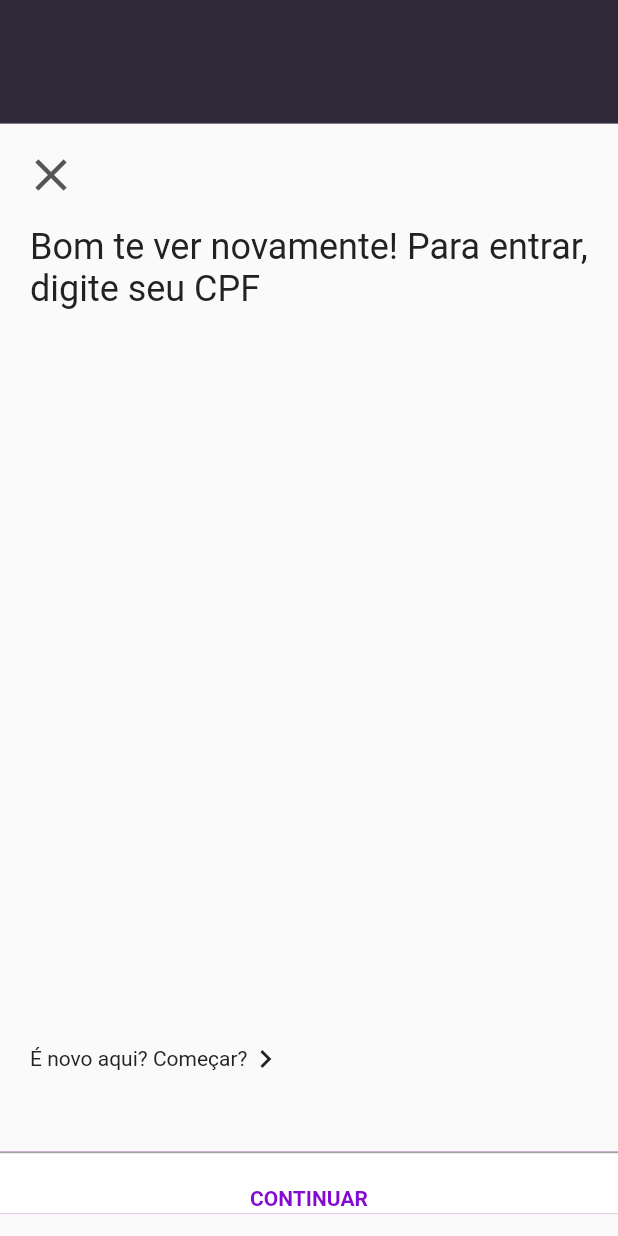
After one commit to G4Camp/appbank, a Flutter app: the screen it shows after launch, after a tap on "Entrar na minha conta", on a phone screen of 412 x 824 dp. The commit adds this screen. Run offline on Flutter 3.47's test engine with Material 2 defaults, Android fonts, the phone set to English and light mode, and no system bars; drawn by our look-alikes of auto_size_text; our stand-ins replace bloc, get, get_it.

Commit message:
feat: pagina de cpf

```diff
--- a/lib/core/constants/app_bank_labels.dart
+++ b/lib/core/constants/app_bank_labels.dart
@@ -2,4 +2,8 @@ class AppBankLabels {
   static String umMundo = "Um mundo financeiro sem complexidades";
   static String start = "Começar";
   static String login = "Entrar na minha conta";
+  static String qualSeuCpf =
+      "Bom te ver novamente! Para entrar, digite seu CPF";
+  static String continueLabel = "Continuar";
+  static String isNewHere = "É novo aqui? Começar?";
 }
--- a/lib/core/routes/routes.dart
+++ b/lib/core/routes/routes.dart
@@ -1,10 +1,16 @@
 import 'package:appbank/features/auth/presentation/pages/initial_page.dart';
+import 'package:appbank/features/auth/presentation/pages/login_cpf_page.dart';
+import 'package:appbank/features/auth/presentation/pages/password_page.dart';
 import 'package:get/route_manager.dart';
 
 class AppBankRoutes {
   static String initialRoute = '/';
+  static String loginCpf = '/login/cpf';
+  static String loginPassword = '/login/password';
 
   static List<GetPage> routes = [
     GetPage(name: initialRoute, page: () => const IntialPage()),
+    GetPage(name: loginCpf, page: () => const LoginCpfPage()),
+    GetPage(name: loginPassword, page: () => const PasswordPage()),
   ];
 }
--- a/lib/core/themes/app_bank_theme.dart
+++ b/lib/core/themes/app_bank_theme.dart
@@ -15,6 +15,10 @@ class AppBAnkTheme {
           fontWeight: FontWeight.w400,
           letterSpacing: 1.9,
         ),
-    ),
+        headline2: TextStyle(
+          color: Color.fromARGB(255, 34, 34, 34),
+          fontSize: 24,
+          fontWeight: FontWeight.w400,
+        )),
   );
 }
--- /dev/null
+++ b/lib/core/widgets/buttons/bottom_button.dart
@@ -0,0 +1,45 @@
+import 'package:flutter/material.dart';
+
+class AppBankBottomButton extends StatelessWidget {
+  final void Function()? onPressed;
+  final String title;
+  final double width;
+  final double height;
+  const AppBankBottomButton(
+      {Key? key,
+      this.onPressed,
+      required this.title,
+      required this.height,
+      required this.width})
+      : super(key: key);
+
+  @override
+  Widget build(BuildContext context) {
+    return InkWell(
+      onTap: onPressed,
+      child: Container(
+        padding: const EdgeInsets.only(top: 20),
+        width: width,
+        height: height,
+        alignment: Alignment.center,
+        decoration: const BoxDecoration(
+          border: Border(
+            top: BorderSide(
+              width: 1,
+              color: Color.fromARGB(255, 160, 160, 160),
+            ),
+          ),
+          color: Colors.white,
+        ),
+        child: Text(
+          title.toUpperCase(),
+          style: TextStyle(
+            fontSize: 14,
+            fontWeight: FontWeight.w700,
+            color: Theme.of(context).primaryColor,
+          ),
+        ),
+      ),
+    );
+  }
+}
--- /dev/null
+++ b/lib/core/widgets/buttons/link_button.dart
@@ -0,0 +1,44 @@
+import 'package:flutter/material.dart';
+
+class AppBankLinkButton extends StatelessWidget {
+  final Function()? onPressed;
+  final String title;
+  final MainAxisAlignment? mainAxisAlignment;
+  final Color? titleColor;
+  final FontWeight? fontWeight;
+  const AppBankLinkButton(
+      {Key? key,
+      this.onPressed,
+      required this.title,
+      this.mainAxisAlignment,
+      this.titleColor,
+      this.fontWeight})
+      : super(key: key);
+
+  @override
+  Widget build(BuildContext context) {
+    return Material(
+      color: Colors.transparent,
+      child: InkWell(
+        onTap: onPressed,
+        child: Row(
+          mainAxisAlignment: mainAxisAlignment ?? MainAxisAlignment.center,
+          children: [
+            Text(
+              title,
+              style: TextStyle(
+                color: titleColor ?? Colors.white,
+                fontWeight: fontWeight ?? FontWeight.w700,
+                fontSize: 14,
+              ),
+            ),
+            Icon(
+              Icons.chevron_right,
+              color: titleColor ?? Colors.white,
+            )
+          ],
+        ),
+      ),
+    );
+  }
+}
--- /dev/null
+++ b/lib/core/widgets/fields/auth_field.dart
@@ -0,0 +1,18 @@
+import 'package:flutter/material.dart';
+
+class AuthField extends StatelessWidget {
+  final TextEditingController controller;
+
+  const AuthField({Key? key, required this.controller}) : super(key: key);
+
+  @override
+  Widget build(BuildContext context) {
+    return TextFormField(
+      controller: controller,
+      cursorColor: Theme.of(context).primaryColor,
+      decoration: const InputDecoration(
+        border: InputBorder.none,
+      ),
+    );
+  }
+}
--- /dev/null
+++ b/lib/features/auth/presentation/bloc/auth_bloc.dart
@@ -0,0 +1,20 @@
+import 'package:appbank/core/routes/routes.dart';
+import 'package:bloc/bloc.dart';
+import 'package:get/route_manager.dart';
+
+part 'auth_event.dart';
+part 'auth_state.dart';
+
+class AuthBloc extends Bloc<AuthEvent, AuthState> {
+  AuthBloc() : super(AuthInitial()) {
+    on<InitLogin>((event, emit) {
+      Get.toNamed(AppBankRoutes.loginCpf);
+    });
+    on<PopEvent>((event, emit) {
+      Get.back();
+    });
+    on<SetPassword>((event, emit) {
+      Get.toNamed(AppBankRoutes.loginPassword);
+    });
+  }
+}
--- /dev/null
+++ b/lib/features/auth/presentation/bloc/auth_event.dart
@@ -0,0 +1,9 @@
+part of 'auth_bloc.dart';
+
+abstract class AuthEvent {}
+
+class InitLogin extends AuthEvent {}
+
+class PopEvent extends AuthEvent {}
+
+class SetPassword extends AuthEvent {}
--- /dev/null
+++ b/lib/features/auth/presentation/bloc/auth_state.dart
@@ -0,0 +1,5 @@
+part of 'auth_bloc.dart';
+
+abstract class AuthState {}
+
+class AuthInitial extends AuthState {}
--- a/lib/features/auth/presentation/pages/initial_page.dart
+++ b/lib/features/auth/presentation/pages/initial_page.dart
@@ -1,7 +1,9 @@
 import 'package:appbank/core/constants/app_bank_images.dart';
 import 'package:appbank/core/constants/app_bank_labels.dart';
-import 'package:appbank/core/widgets/buttons/login_button.dart';
+import 'package:appbank/core/widgets/buttons/link_button.dart';
 import 'package:appbank/core/widgets/buttons/register_button.dart';
+import 'package:appbank/features/auth/presentation/bloc/auth_bloc.dart';
+import 'package:appbank/injection.dart';
 import 'package:auto_size_text/auto_size_text.dart';
 import 'package:flutter/material.dart';
 
@@ -71,8 +73,9 @@ class IntialPage extends StatelessWidget {
                         ),
                         SizedBox(
                           height: (height - statusBar) * 0.07,
-                          child: AppBankLoginButton(
+                          child: AppBankLinkButton(
                             title: AppBankLabels.login,
+                            onPressed: () => getIt<AuthBloc>().add(InitLogin()),
                           ),
                         ),
                       ],
--- /dev/null
+++ b/lib/features/auth/presentation/pages/login_cpf_page.dart
@@ -0,0 +1,97 @@
+import 'package:appbank/core/constants/app_bank_labels.dart';
+import 'package:appbank/core/widgets/buttons/bottom_button.dart';
+import 'package:appbank/core/widgets/buttons/link_button.dart';
+import 'package:appbank/core/widgets/fields/auth_field.dart';
+import 'package:appbank/features/auth/presentation/bloc/auth_bloc.dart';
+import 'package:appbank/injection.dart';
+import 'package:auto_size_text/auto_size_text.dart';
+import 'package:flutter/material.dart';
+
+class LoginCpfPage extends StatelessWidget {
+  const LoginCpfPage({Key? key}) : super(key: key);
+
+  @override
+  Widget build(BuildContext context) {
+    final double height = MediaQuery.of(context).size.height;
+    final double width = MediaQuery.of(context).size.width;
+    return Scaffold(
+      body: Column(
+        children: [
+          Container(
+            height: height * 0.1,
+            color: const Color.fromARGB(255, 48, 41, 57),
+          ),
+          SizedBox(
+            height: height * 0.9,
+            child: Stack(
+              children: [
+                Column(
+                  crossAxisAlignment: CrossAxisAlignment.start,
+                  children: [
+                    Padding(
+                      padding: const EdgeInsets.all(10.0),
+                      child: IconButton(
+                        padding: EdgeInsets.zero,
+                        onPressed: () => getIt<AuthBloc>().add(PopEvent()),
+                        icon: const Icon(
+                          Icons.close,
+                          size: 36,
+                          color: Color.fromARGB(255, 85, 85, 85),
+                        ),
+                      ),
+                    ),
+                    Padding(
+                      padding: const EdgeInsets.only(left: 20.0, right: 20),
+                      child: SizedBox(
+                        width: width,
+                        child: AutoSizeText(
+                          AppBankLabels.qualSeuCpf,
+                          style: Theme.of(context).textTheme.headline2,
+                          maxLines: 2,
+                        ),
+                      ),
+                    ),
+                    Padding(
+                      padding: const EdgeInsets.only(left: 20.0, right: 20),
+                      child: AuthField(
+                        controller: TextEditingController(),
+                      ),
+                    ),
+                  ],
+                ),
+                Positioned(
+                  bottom: 15,
+                  left: 0,
+                  right: 0,
+                  child: Column(
+                    children: [
+                      Padding(
+                        padding: const EdgeInsets.only(
+                            left: 20.0, right: 20, bottom: 50),
+                        child: AppBankLinkButton(
+                          title: AppBankLabels.isNewHere,
+                          titleColor: const Color.fromARGB(255, 34, 34, 34),
+                          fontWeight: FontWeight.w400,
+                          mainAxisAlignment: MainAxisAlignment.start,
+                        ),
+                      ),
+                      Container(
+                        color: Colors.purple,
+                        child: AppBankBottomButton(
+                          height: height * 0.05,
+                          width: width,
+                          title: AppBankLabels.continueLabel,
+                          onPressed: () => getIt<AuthBloc>().add(SetPassword()),
+                        ),
+                      ),
+                    ],
+                  ),
+                )
+              ],
+            ),
+          ),
+        ],
+      ),
+    );
+  }
+}
--- /dev/null
+++ b/lib/injection.dart
@@ -0,0 +1,9 @@
+import 'package:appbank/features/auth/presentation/bloc/auth_bloc.dart';
+import 'package:get_it/get_it.dart';
+
+final getIt = GetIt.instance;
+
+void setup() {
+  var auth = AuthBloc();
+  getIt.registerSingleton(auth);
+}
--- a/lib/main.dart
+++ b/lib/main.dart
@@ -1,9 +1,11 @@
 import 'package:appbank/core/routes/routes.dart';
 import 'package:appbank/core/themes/app_bank_theme.dart';
+import 'package:appbank/injection.dart' as get_it;
 import 'package:flutter/material.dart';
 import 'package:get/get.dart';
 
 void main() {
+  get_it.setup();
   runApp(const MyApp());
 }
 
--- a/pubspec.yaml
+++ b/pubspec.yaml
@@ -13,6 +13,9 @@ dependencies:
   cupertino_icons: ^1.0.2
   get: ^4.6.5
   auto_size_text: ^3.0.0
+  flutter_bloc: ^8.0.1
+  bloc: ^8.0.3
+  get_it: ^7.2.0
 
 dev_dependencies:
   flutter_test:
```
Also changed, not shown: lib/core/widgets/buttons/login_button.dart (deleted, +0 -38 lines), lib/features/auth/presentation/pages/password_page.dart (added, +97 -0 lines), pubspec.lock. Lines whose indentation alone changed are shown as unchanged.
